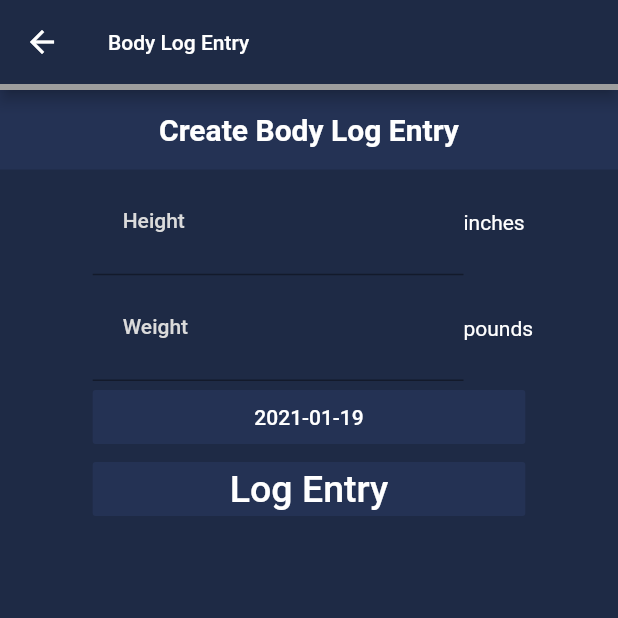
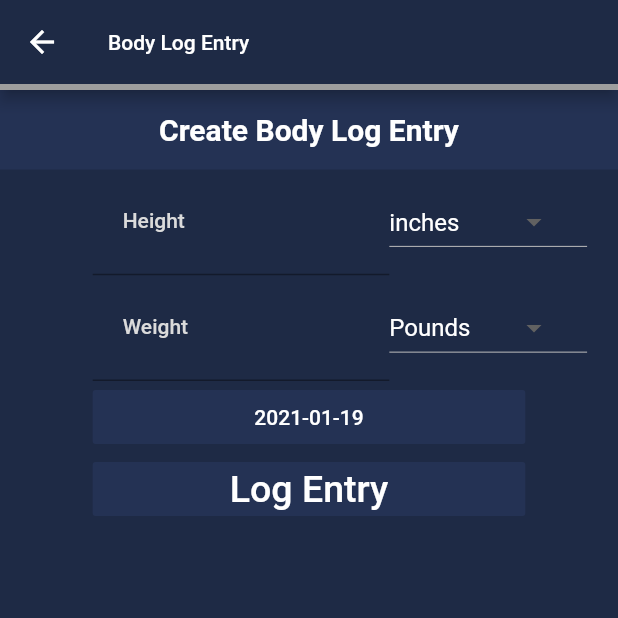
Before and after one commit to InsanityMatrix/WorkoutCreator, a Flutter app: the BodyLogEntry screen opened directly, on a phone screen of 412 x 824 dp, the top half of it. Run offline on Flutter 3.47's test engine with Material 2 defaults, Android fonts, the phone set to English and light mode, and no system bars; our stand-ins replace select_form_field; missing offline and left inert: launch_review, multiselect_formfield, searchable_dropdown; network calls fail; Roboto replaces fonts that are missing (Times New Roman).

Commit message:
Added units to body log

```diff
--- a/lib/log.dart
+++ b/lib/log.dart
@@ -32,14 +32,19 @@ void setupLog() async {
 //Log Weight, (height?)
 class PersonalLog {
   double height, weight;
+  String unitsH, unitsW;
   DateTime date;
   PersonalLog(this.height, this.weight);
   PersonalLog.withDate(this.height, this.weight, this.date);
+  PersonalLog.withUnits(
+      this.height, this.unitsH, this.weight, this.unitsW, this.date);
   PersonalLog.onlyWeight(this.weight);
 
   Map<String, dynamic> toJson() => {
         'Height': height,
         'Weight': weight,
+        'UnitsH': unitsH,
+        'UnitsW': unitsW,
         'Date': date.toString(),
       };
   @override
@@ -85,7 +90,17 @@ Future<void> addToPersonalLog(PersonalLog entry) async {
       double height = l['Height'];
       double weight = l['Weight'];
       DateTime date = DateTime.parse(l['Date']);
-      PersonalLog log = PersonalLog.withDate(height, weight, date);
+
+      String unitsH = l['UnitsH'];
+      String unitsW = l['UnitsW'];
+      if (unitsH == null) {
+        unitsH = "in";
+      }
+      if (unitsW == null) {
+        unitsW = "lbs";
+      }
+      PersonalLog log =
+          PersonalLog.withUnits(height, unitsH, weight, unitsW, date);
       logData.add(log);
     });
   } else {
@@ -113,7 +128,16 @@ Future<void> removeFromPersonalLog(PersonalLog entry) async {
     double height = l['Height'];
     double weight = l['Weight'];
     DateTime date = DateTime.parse(l['Date']);
-    PersonalLog log = PersonalLog.withDate(height, weight, date);
+    String unitsH = l['UnitsH'];
+    String unitsW = l['UnitsW'];
+    if (unitsH == null) {
+      unitsH = "in";
+    }
+    if (unitsW == null) {
+      unitsW = "lbs";
+    }
+    PersonalLog log =
+        PersonalLog.withUnits(height, unitsH, weight, unitsW, date);
     logData.add(log);
   });
   int toRemove = -1;
@@ -150,7 +174,16 @@ Future<List<PersonalLog>> getPersonalLog() async {
       double height = l['Height'];
       double weight = l['Weight'];
       DateTime date = DateTime.parse(l['Date']);
-      PersonalLog log = PersonalLog.withDate(height, weight, date);
+      String unitsH = l['UnitsH'];
+      String unitsW = l['UnitsW'];
+      if (unitsH == null) {
+        unitsH = "in";
+      }
+      if (unitsW == null) {
+        unitsW = "lbs";
+      }
+      PersonalLog log =
+          PersonalLog.withUnits(height, unitsH, weight, unitsW, date);
       logData.add(log);
     });
     logData.sort((a, b) => b.date.compareTo(a.date));
@@ -577,6 +610,9 @@ class _LogHome extends State<LogHome> {
                 int ft = (entry.height / 12).truncate();
                 int inches = (entry.height % 12).truncate();
                 String height = ft.toString() + "\'" + inches.toString() + "\"";
+                if (entry.unitsH == "cm") {
+                  height = entry.height.toString();
+                }
                 double rowWidth = MediaQuery.of(context).size.width * .9;
                 Container newRow = Container(
                   decoration: BoxDecoration(
@@ -602,7 +638,7 @@ class _LogHome extends State<LogHome> {
                         width: rowWidth * .3,
                         alignment: Alignment.center,
                         child: Text(
-                          entry.weight.toString() + " lbs",
+                          entry.weight.toString() + entry.unitsW.toString(),
                           style: TextStyle(
                             color: Colors.black,
                             fontFamily: "Times New Roman",
@@ -843,6 +879,59 @@ class _BodyLogEntry extends State<BodyLogEntry> {
 
   DateTime selectedDate = DateTime.now();
 
+  List<DropdownMenuItem<String>> unitsW = [
+    new DropdownMenuItem(
+      child: new Text("Pounds", style: TextStyle(color: Colors.white)),
+      value: "lbs",
+    ),
+    new DropdownMenuItem(
+      child: new Text("Kilograms", style: TextStyle(color: Colors.white)),
+      value: "kgs",
+    ),
+  ];
+  List<DropdownMenuItem<String>> unitsH = [
+    new DropdownMenuItem(
+      child: new Text("inches", style: TextStyle(color: Colors.white)),
+      value: "in",
+    ),
+    new DropdownMenuItem(
+      child: new Text("cm", style: TextStyle(color: Colors.white)),
+      value: "cm",
+    ),
+  ];
+
+  Widget getUnitButton(BuildContext context, String u) {
+    List<DropdownMenuItem<String>> items;
+    if (u == "height") {
+      items = unitsH;
+    } else {
+      items = unitsW;
+    }
+    return Container(
+      width: MediaQuery.of(context).size.width * .8 * .4,
+      child: DropdownButton(
+          dropdownColor: Theme.of(context).accentColor,
+          focusColor: Color(0xFF525252),
+          items: items,
+          hint: new Text(
+            'Select Units',
+            style: TextStyle(color: Colors.white),
+          ),
+          value: u == "height" ? unitH : unitW,
+          onChanged: (value) {
+            setState(() {
+              if (u == "height") {
+                unitH = value;
+              } else {
+                unitW = value;
+              }
+            });
+          }),
+    );
+  }
+
+  String unitH = "in";
+  String unitW = "lbs";
   Future<void> _selectDate(BuildContext context) async {
     final DateTime picked = await showDatePicker(
         context: context,
@@ -912,7 +1001,7 @@ class _BodyLogEntry extends State<BodyLogEntry> {
                 child: Row(
                   children: [
                     Container(
-                      width: MediaQuery.of(context).size.width * .8 * .75,
+                      width: MediaQuery.of(context).size.width * .8 * .6,
                       child: TextFormField(
                         style: Theme.of(context).textTheme.button,
                         cursorColor: Colors.white,
@@ -932,16 +1021,7 @@ class _BodyLogEntry extends State<BodyLogEntry> {
                         controller: heightController,
                       ),
                     ),
-                    Container(
-                      width: MediaQuery.of(context).size.width * .8 * .25,
-                      child: Text(
-                        "inches",
-                        style: TextStyle(
-                          color: Colors.white,
-                          fontFamily: "Times New Roman",
-                        ),
-                      ),
-                    ),
+                    getUnitButton(context, "height"),
                   ],
                 ),
               ),
@@ -953,7 +1033,7 @@ class _BodyLogEntry extends State<BodyLogEntry> {
                 child: Row(
                   children: [
                     Container(
-                      width: MediaQuery.of(context).size.width * .8 * .75,
+                      width: MediaQuery.of(context).size.width * .8 * .6,
                       child: TextFormField(
                         style: Theme.of(context).textTheme.button,
                         cursorColor: Colors.white,
@@ -973,16 +1053,7 @@ class _BodyLogEntry extends State<BodyLogEntry> {
                         controller: weightController,
                       ),
                     ),
-                    Container(
-                      width: MediaQuery.of(context).size.width * .8 * .25,
-                      child: Text(
-                        "pounds",
-                        style: TextStyle(
-                          color: Colors.white,
-                          fontFamily: "Times New Roman",
-                        ),
-                      ),
-                    ),
+                    getUnitButton(context, "weight"),
                   ],
                 ),
               ),
@@ -1030,8 +1101,8 @@ class _BodyLogEntry extends State<BodyLogEntry> {
                         double weight = double.parse(weightText);
                         DateTime time = selectedDate;
 
-                        PersonalLog entry =
-                            PersonalLog.withDate(height, weight, time);
+                        PersonalLog entry = PersonalLog.withUnits(
+                            height, unitH, weight, unitW, time);
                         addToPersonalLog(entry).then((_) {
                           Navigator.of(context)
                               .popUntil((route) => route.isFirst);
```
